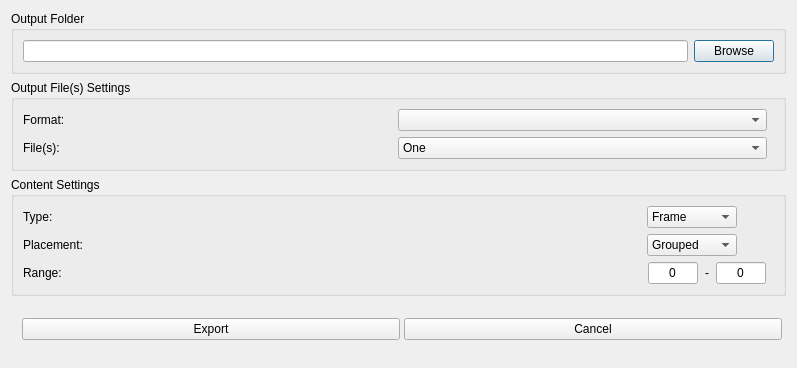
Above: source/exportdialog.ui from diasurgical/d1-graphics-tool before the change. Below: the same form after it.
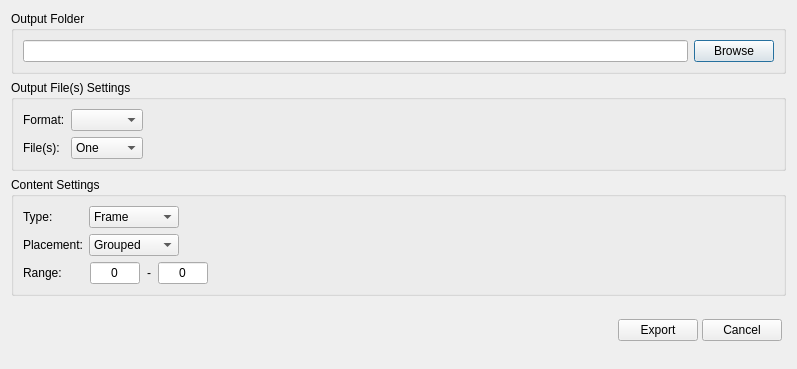
That is the form after the change.

The edit to the form file:
```diff
--- a/source/exportdialog.ui
+++ b/source/exportdialog.ui
@@ -7,7 +7,7 @@
     <x>0</x>
     <y>0</y>
     <width>797</width>
-    <height>368</height>
+    <height>369</height>
    </rect>
   </property>
   <property name="windowTitle">
@@ -61,6 +61,12 @@
         <property name="orientation">
          <enum>Qt::Horizontal</enum>
         </property>
+        <property name="sizeHint" stdset="0">
+         <size>
+          <width>0</width>
+          <height>0</height>
+         </size>
+        </property>
        </spacer>
       </item>
       <item row="1" column="0">
@@ -89,6 +95,12 @@
         <property name="orientation">
          <enum>Qt::Horizontal</enum>
         </property>
+        <property name="sizeHint" stdset="0">
+         <size>
+          <width>0</width>
+          <height>0</height>
+         </size>
+        </property>
        </spacer>
       </item>
      </layout>
@@ -148,6 +160,12 @@
         <property name="orientation">
          <enum>Qt::Horizontal</enum>
         </property>
+        <property name="sizeHint" stdset="0">
+         <size>
+          <width>0</width>
+          <height>0</height>
+         </size>
+        </property>
        </spacer>
       </item>
       <item row="1" column="0">
@@ -193,6 +211,12 @@
         <property name="orientation">
          <enum>Qt::Horizontal</enum>
         </property>
+        <property name="sizeHint" stdset="0">
+         <size>
+          <width>0</width>
+          <height>0</height>
+         </size>
+        </property>
        </spacer>
       </item>
       <item row="2" column="0">
@@ -312,6 +336,12 @@
         <property name="orientation">
          <enum>Qt::Horizontal</enum>
         </property>
+        <property name="sizeHint" stdset="0">
+         <size>
+          <width>0</width>
+          <height>0</height>
+         </size>
+        </property>
        </spacer>
       </item>
      </layout>
@@ -340,6 +370,12 @@
         <property name="orientation">
          <enum>Qt::Horizontal</enum>
         </property>
+        <property name="sizeHint" stdset="0">
+         <size>
+          <width>0</width>
+          <height>0</height>
+         </size>
+        </property>
        </spacer>
       </item>
       <item>
```
Left out of the diff: 7 changed lines with no effect on the pictures.
